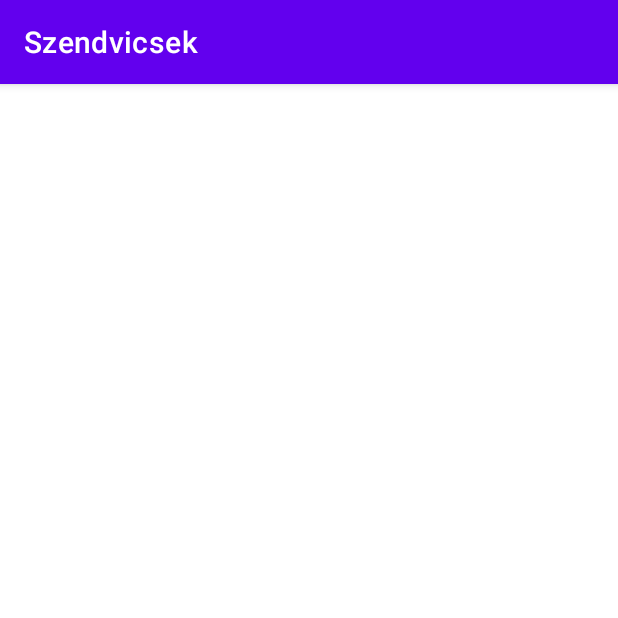
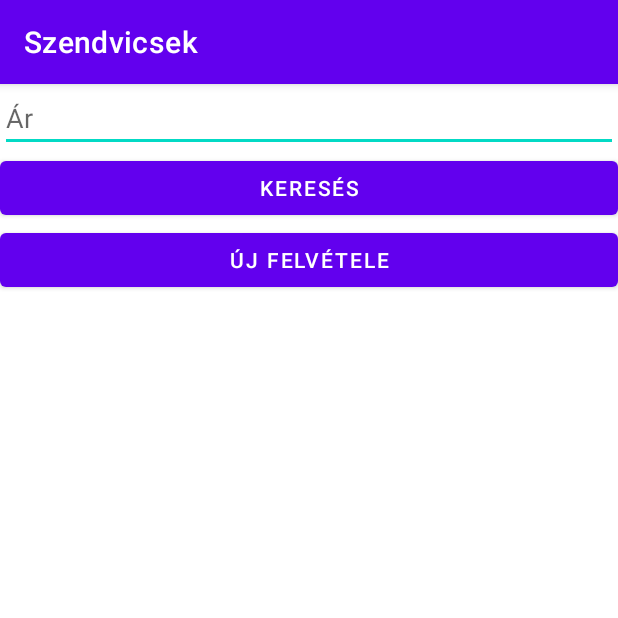
Before and after one commit to SomaHam44/SoltiSoma_Szendvicsek, an Android app: the screen it shows after launch (MainActivity), on a phone screen of 412 x 824 dp, the top half of it. Run offline under Robolectric (Android 15) with nearby library versions, the phone set to English and light mode, and no system bars.

Commit message:
MainActivity kinézet

```diff
--- a/app/src/main/res/layout/activity_main.xml
+++ b/app/src/main/res/layout/activity_main.xml
@@ -1,11 +1,33 @@
 <?xml version="1.0" encoding="utf-8"?>
-<androidx.constraintlayout.widget.ConstraintLayout xmlns:android="http://schemas.android.com/apk/res/android"
+<LinearLayout xmlns:android="http://schemas.android.com/apk/res/android"
     xmlns:app="http://schemas.android.com/apk/res-auto"
     xmlns:tools="http://schemas.android.com/tools"
     android:layout_width="match_parent"
     android:layout_height="match_parent"
-    tools:context=".MainActivity">
+    tools:context=".MainActivity"
+    android:orientation="vertical">
+
+    <EditText
+        android:layout_width="match_parent"
+        android:layout_height="wrap_content"
+        android:hint="Ár"
+        android:id="@+id/edit_ar"
+        />
+
+    <Button
+        android:layout_width="match_parent"
+        android:layout_height="wrap_content"
+        android:text="Keresés"
+        android:id="@+id/btn_kereses"
+        />
+
+    <Button
+        android:layout_width="match_parent"
+        android:layout_height="wrap_content"
+        android:text="Új felvétele"
+        android:id="@+id/btn_felvetel"
+        />
 
 
 
-</androidx.constraintlayout.widget.ConstraintLayout>
+</LinearLayout>
```
